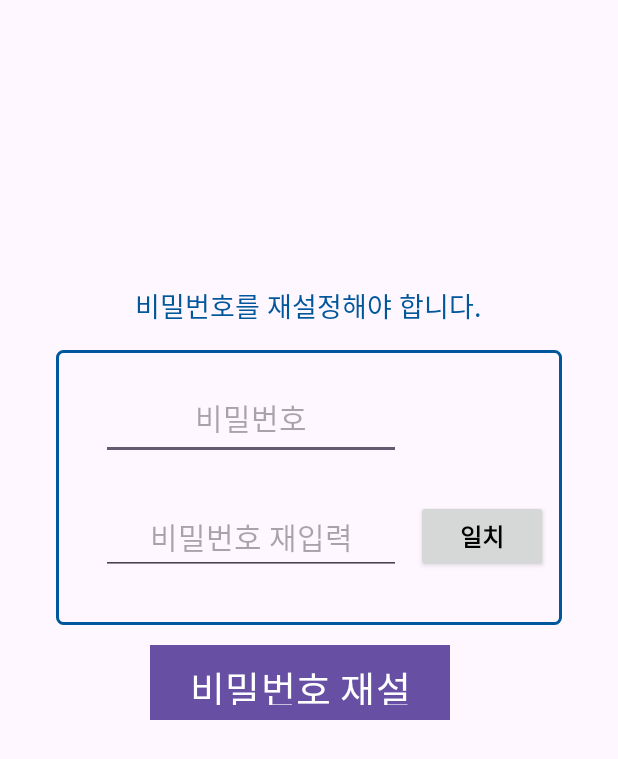
After one commit to blue032/ABO, an Android app: the PwResetActivity screen opened directly, with no data from a screen before it, on a phone screen of 412 x 824 dp. The commit adds this screen. Shown: the top 759 px of the screen. Run offline under Robolectric (Android 15) with nearby library versions, the phone set to English and light mode, and no system bars.

Commit message:
id/pw 찾기 연결 끝

```diff
--- a/app/src/main/AndroidManifest.xml
+++ b/app/src/main/AndroidManifest.xml
@@ -74,6 +74,12 @@
         <activity android:name=".CeoPwSearchActivity">
         </activity>
 
+        <activity android:name=".IdKnownActivity">
+        </activity>
+
+        <activity android:name=".PwResetActivity">
+        </activity>
+
     </application>
     <meta-data
         android:name="com.google.android.geo.API_KEY"
--- /dev/null
+++ b/app/src/main/java/com/example/myapplication/PwResetActivity.java
@@ -0,0 +1,14 @@
+package com.example.myapplication;
+
+import android.os.Bundle;
+
+import androidx.appcompat.app.AppCompatActivity;
+
+public class PwResetActivity extends AppCompatActivity {
+
+    @Override
+    protected void onCreate(Bundle savedInstanceState) {
+        super.onCreate(savedInstanceState);
+        setContentView(R.layout.pw_reset);
+    }
+}
--- a/app/src/main/res/layout/ceo_pw_search.xml
+++ b/app/src/main/res/layout/ceo_pw_search.xml
@@ -54,7 +54,7 @@
             android:inputType="numberDecimal" />
 
         <Button
-            android:id="@+id/search_ID"
+            android:id="@+id/search_PW"
             android:layout_width="wrap_content"
             android:layout_height="wrap_content"
             android:layout_gravity="center"
--- /dev/null
+++ b/app/src/main/res/layout/pw_reset.xml
@@ -0,0 +1,86 @@
+<?xml version="1.0" encoding="utf-8"?>
+<androidx.constraintlayout.widget.ConstraintLayout xmlns:android="http://schemas.android.com/apk/res/android"
+    xmlns:app="http://schemas.android.com/apk/res-auto"
+    xmlns:tools="http://schemas.android.com/tools"
+    android:layout_width="match_parent"
+    android:layout_height="match_parent">
+
+    <Button
+        android:id="@+id/signin"
+        android:layout_width="200dp"
+        android:layout_height="50dp"
+        android:layout_gravity="center"
+        android:text="비밀번호 재설정"
+        android:textSize="25dp"
+        android:background="@color/light_blue_900"
+        app:layout_constraintStart_toStartOf="parent"
+        app:layout_constraintTop_toTopOf="parent"
+        android:layout_marginStart="100dp"
+        android:layout_marginTop="430dp"/>
+
+    <TextView
+        android:id="@+id/textView"
+        android:layout_width="300dp"
+        android:layout_height="40dp"
+        android:text="비밀번호를 재설정해야 합니다."
+        android:textColor="@color/light_blue_900"
+        android:textSize="18dp"
+        android:layout_marginStart="90dp"
+        android:layout_marginTop="190dp"
+        app:layout_constraintStart_toStartOf="parent"
+        app:layout_constraintTop_toTopOf="parent"/>
+
+    <FrameLayout
+        android:id="@+id/frameLayout"
+        android:layout_width="337dp"
+        android:layout_height="183dp"
+        android:background="@drawable/frame_layout"
+        app:layout_constraintStart_toStartOf="parent"
+        app:layout_constraintTop_toTopOf="parent"
+        android:layout_marginStart="37dp"
+        android:layout_marginTop="233dp">
+
+
+        <EditText
+            android:id="@+id/pwreset"
+            android:layout_width="200dp"
+            android:layout_height="55dp"
+            android:layout_marginStart="30dp"
+            android:layout_marginTop="18dp"
+            android:ems="10"
+            android:gravity="center"
+            android:hint="비밀번호"
+            android:inputType="textPassword"
+            android:textSize="20dp" />
+
+
+        <EditText
+            android:id="@+id/pwreset2"
+            android:layout_width="200dp"
+            android:layout_height="50dp"
+            android:layout_marginStart="30dp"
+            android:layout_marginTop="100dp"
+            android:ems="10"
+            android:gravity="center"
+            android:hint="비밀번호 재입력"
+            android:inputType="textPassword"
+            android:textSize="20dp" />
+
+        <androidx.appcompat.widget.AppCompatButton
+            android:id="@+id/pwcheckbutton"
+            android:layout_width="wrap_content"
+            android:layout_height="48dp"
+            android:layout_marginStart="240dp"
+            android:layout_marginTop="100dp"
+
+            android:text="일치"
+            android:textColor="@color/black"
+            android:textSize="16sp"
+            android:textStyle="bold" />
+
+
+
+
+    </FrameLayout>
+
+</androidx.constraintlayout.widget.ConstraintLayout>
--- a/app/src/main/res/layout/pw_search.xml
+++ b/app/src/main/res/layout/pw_search.xml
@@ -54,7 +54,7 @@
             android:inputType="phone" />
 
         <Button
-            android:id="@+id/search_ID"
+            android:id="@+id/search_PW"
             android:layout_width="wrap_content"
             android:layout_height="wrap_content"
             android:layout_gravity="center"
```
Also changed, not shown: app/src/main/java/com/example/myapplication/CeoIdSearchActivity.java (+16 -1 lines), app/src/main/java/com/example/myapplication/CeoPwSearchActivity.java (+17 -2 lines), app/src/main/java/com/example/myapplication/IdKnownActivity.java (added, +14 -0 lines), app/src/main/java/com/example/myapplication/IdSearchActivity.java (+17 -1 lines), app/src/main/java/com/example/myapplication/PwSearchActivity.java (+16 -1 lines), app/src/main/res/layout/id_known.xml (added, +56 -0 lines).
